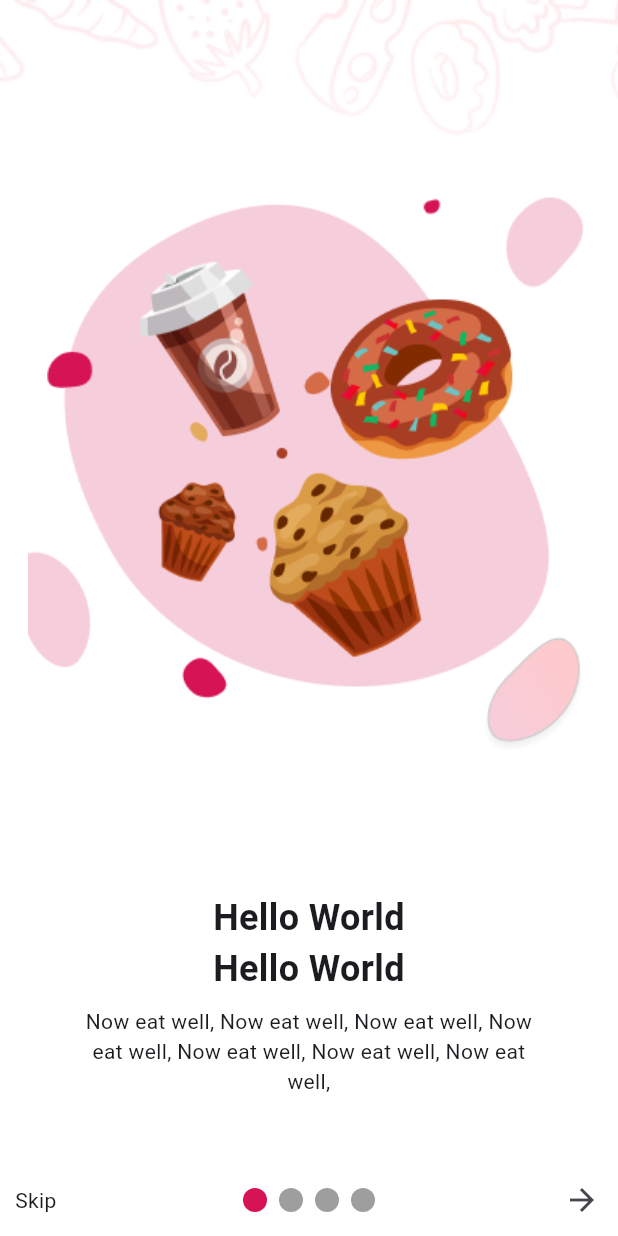
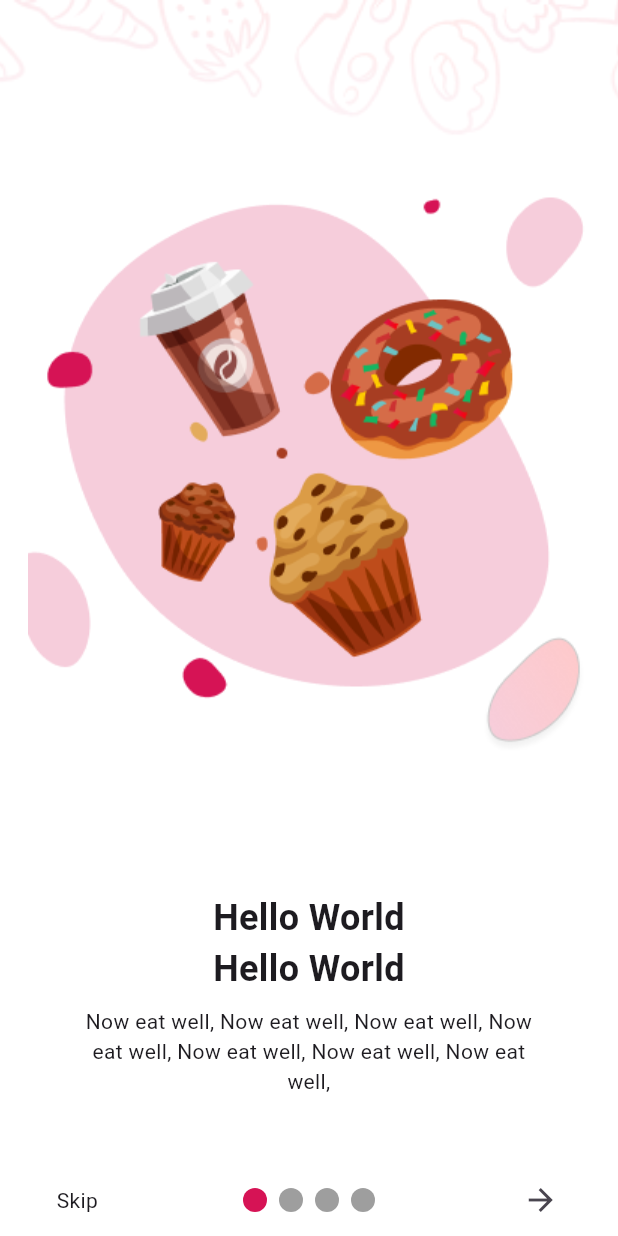
Before and after one commit to manaltaha555/food-market, a Flutter app: the screen it shows after launch, after a tap on the "arrow forward" icon, after a tap on the "arrow back" icon, on a phone screen of 412 x 824 dp. Run offline on Flutter 3.47's test engine with Material 3 defaults, Android fonts, the phone set to English and light mode, and no system bars; drawn by our look-alikes of smooth_page_indicator; our stand-ins replace shared_preferences.

Commit message:
Pre-Work

```diff
--- a/lib/view/pages/onboarding_page.dart
+++ b/lib/view/pages/onboarding_page.dart
@@ -1,6 +1,5 @@
 import 'package:flutter/material.dart';
 import 'package:food_market/controller/user_state.dart';
-import 'package:food_market/view/components/custom_bottom_sheet.dart';
 import 'package:food_market/view/components/custom_elevated_button.dart';
 import 'package:smooth_page_indicator/smooth_page_indicator.dart';
 
@@ -114,6 +113,7 @@ class _OnBoardingState extends State<OnBoarding> {
                           children: [
                             Expanded(
                               child: Row(
+                                mainAxisAlignment: MainAxisAlignment.center,
                                 children: [
                                   AnimatedSwitcher(
                                     duration: const Duration(milliseconds: 250),
@@ -128,11 +128,7 @@ class _OnBoardingState extends State<OnBoarding> {
                                           );
                                         },
                                     child: selectedIndex == 0
-                                        ? Padding(
-                                            padding: const EdgeInsets.only(
-                                              left: 10,
-                                            ),
-                                            child: InkWell(
+                                        ? InkWell(
                                           child: Text("Skip"),
                                           onTap: () {
                                             setState(() {
@@ -141,7 +137,6 @@ class _OnBoardingState extends State<OnBoarding> {
                                               );
                                             });
                                           },
-                                            ),
                                         )
                                         : IconButton(
                                             icon: Icon(
@@ -152,7 +147,7 @@ class _OnBoardingState extends State<OnBoarding> {
                                                 duration: Duration(
                                                   milliseconds: 500,
                                                 ),
-                                                curve: Curves.linear,
+                                                curve: Curves.fastOutSlowIn,
                                               );
                                             },
                                           ),
@@ -161,6 +156,7 @@ class _OnBoardingState extends State<OnBoarding> {
                               ),
                             ),
                             Expanded(
+                              flex: 2,
                               child: Center(
                                 child: SmoothPageIndicator(
                                   controller: pageController,
@@ -177,7 +173,7 @@ class _OnBoardingState extends State<OnBoarding> {
                             ),
                             Expanded(
                               child: Row(
-                                mainAxisAlignment: MainAxisAlignment.end,
+                                mainAxisAlignment: MainAxisAlignment.center,
                                 children: [
                                   IconButton(
                                     icon: Icon(Icons.arrow_forward),
@@ -189,7 +185,7 @@ class _OnBoardingState extends State<OnBoarding> {
                                       } else {
                                         pageController.nextPage(
                                           duration: Duration(milliseconds: 500),
-                                          curve: Curves.linear,
+                                          curve: Curves.fastOutSlowIn,
                                         );
                                       }
                                     },
@@ -221,25 +217,30 @@ class _OnBoardingState extends State<OnBoarding> {
                               horizontal: 100,
                             ),
                             child: CustomElevatedButton(
-                              onTap: () {
-                                _scaffoldKey.currentState!.showBottomSheet(
-                                  (context) => Container(
-                                    height:
-                                        MediaQuery.of(context).size.height *
-                                        0.75,
-                                    color: Colors.white,
-                                    child: CustomBottomSheet(),
+                              onTap: () async => await showModalBottomSheet(
+                                context: context,
+                                isScrollControlled: true,
+                                builder: (context) => DraggableScrollableSheet(
+                                  expand: false,
+                                  maxChildSize: 0.8,
+                                  minChildSize: 0.2,
+                                  initialChildSize: 0.2,
+                                  builder: (context, scrollController) =>
+                                      Column(children: []),
                                 ),
-                                );
-                              },
+                              ),
                               colors: [Color(0XFFD61355), Color(0XFFFF0000)],
                               verticalPadding: 20,
-                              child: Row(
+                              child: Column(
+                                children: [
+                                  Row(
                                     mainAxisAlignment: MainAxisAlignment.center,
                                     children: [
                                       Text(
                                         "Next",
                                         style: TextStyle(color: Colors.white),
+                                      ),
+                                    ],
                                   ),
                                 ],
                               ),
```
Also changed, not shown: lib/view/components/custom_elevated_button.dart (+8 -10 lines). Lines whose indentation alone changed are shown as unchanged.
